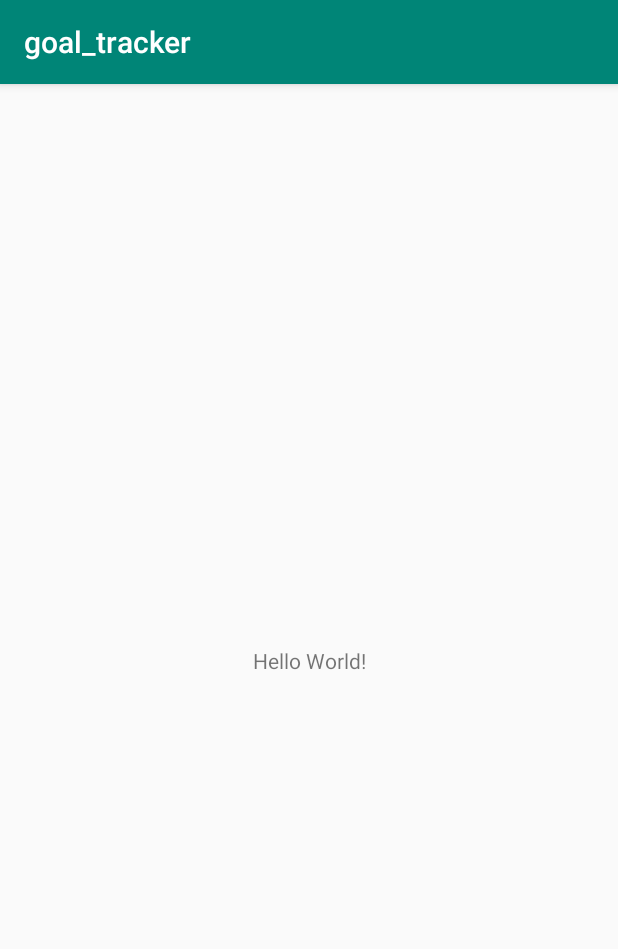
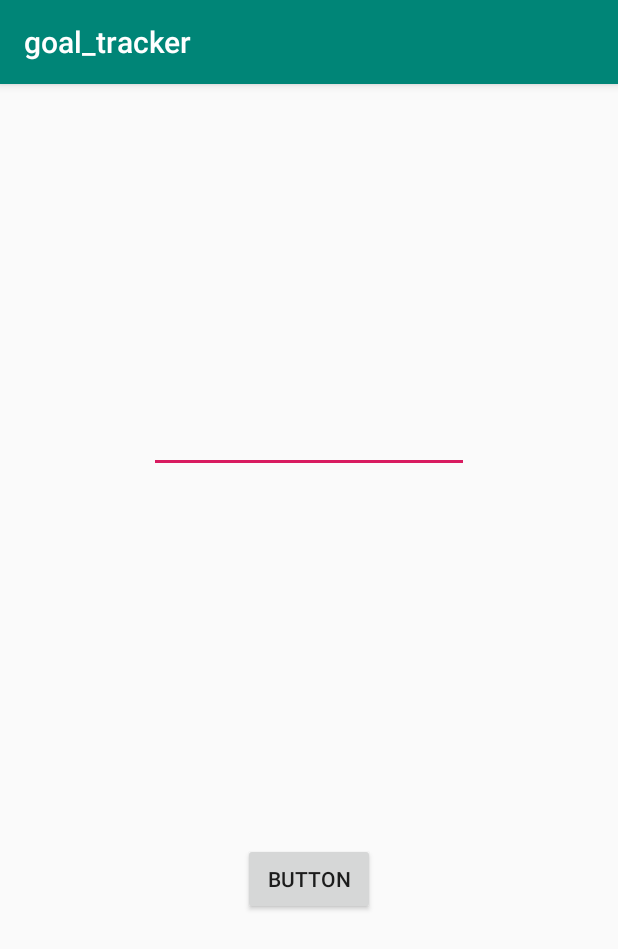
Before and after one commit to rmcreyes/nwhacks2019-app, an Android app: the screen it shows after launch (MainActivity before the commit, LogIn after it), on a phone screen of 412 x 824 dp. Shown: the top 949 px of the screen. Run offline under Robolectric (Android 15) with nearby library versions, the phone set to English and light mode, and no system bars.

Commit message:
added new activity

```diff
--- a/app/src/main/AndroidManifest.xml
+++ b/app/src/main/AndroidManifest.xml
@@ -9,13 +9,14 @@
         android:roundIcon="@mipmap/ic_launcher_round"
         android:supportsRtl="true"
         android:theme="@style/AppTheme">
-        <activity android:name=".MainActivity">
+        <activity android:name=".LogIn">
             <intent-filter>
                 <action android:name="android.intent.action.MAIN" />
 
                 <category android:name="android.intent.category.LAUNCHER" />
             </intent-filter>
         </activity>
+        <activity android:name=".ListView"></activity>
     </application>
 
 </manifest>
--- a/app/src/main/java/com/example/goal_tracker/MainActivity.java
+++ b/app/src/main/java/com/example/goal_tracker/ListView.java
@@ -3,11 +3,11 @@ package com.example.goal_tracker;
 import android.support.v7.app.AppCompatActivity;
 import android.os.Bundle;
 
-public class MainActivity extends AppCompatActivity {
+public class ListView extends AppCompatActivity {
 
     @Override
     protected void onCreate(Bundle savedInstanceState) {
         super.onCreate(savedInstanceState);
-        setContentView(R.layout.activity_main);
+        setContentView(R.layout.activity_list_view);
     }
 }
--- /dev/null
+++ b/app/src/main/java/com/example/goal_tracker/LogIn.java
@@ -0,0 +1,31 @@
+package com.example.goal_tracker;
+
+import android.support.v7.app.AppCompatActivity;
+import android.os.Bundle;
+
+import com.example.goal_tracker.RestAPI.RestApi;
+
+import retrofit2.Retrofit;
+import retrofit2.converter.gson.GsonConverterFactory;
+
+public class LogIn extends AppCompatActivity {
+
+    private static final String URL = "";
+    @Override
+    protected void onCreate(Bundle savedInstanceState) {
+        super.onCreate(savedInstanceState);
+        setContentView(R.layout.activity_login);
+    }
+
+    protected boolean login(){
+        Retrofit retrofit = getRetro();
+        RestApi api = retrofit.create(RestApi.class);
+
+    }
+    protected static Retrofit getRetro(){
+        return new Retrofit.Builder().baseUrl(URL)
+                .addConverterFactory(GsonConverterFactory.create())
+                .build();
+
+    }
+}
--- a/app/src/main/java/com/example/goal_tracker/RestAPI/Goal.java
+++ b/app/src/main/java/com/example/goal_tracker/RestAPI/Goal.java
@@ -1,4 +1,4 @@
-package com.example.goal_tracker;
+package com.example.goal_tracker.RestAPI;
 
 import com.google.gson.annotations.Expose;
 import com.google.gson.annotations.SerializedName;
--- a/app/src/main/java/com/example/goal_tracker/RestAPI/GoalChange.java
+++ b/app/src/main/java/com/example/goal_tracker/RestAPI/GoalChange.java
@@ -1,4 +1,4 @@
-package com.example.goal_tracker;
+package com.example.goal_tracker.RestAPI;
 
 import com.google.gson.annotations.Expose;
 import com.google.gson.annotations.SerializedName;
--- a/app/src/main/java/com/example/goal_tracker/RestAPI/ID.java
+++ b/app/src/main/java/com/example/goal_tracker/RestAPI/ID.java
@@ -1,4 +1,4 @@
-package com.example.goal_tracker;
+package com.example.goal_tracker.RestAPI;
 
 import com.google.gson.annotations.Expose;
 import com.google.gson.annotations.SerializedName;
--- a/app/src/main/java/com/example/goal_tracker/RestAPI/Task.java
+++ b/app/src/main/java/com/example/goal_tracker/RestAPI/Task.java
@@ -1,4 +1,4 @@
-package com.example.goal_tracker;
+package com.example.goal_tracker.RestAPI;
 
 import com.google.gson.annotations.Expose;
 import com.google.gson.annotations.SerializedName;
--- a/app/src/main/java/com/example/goal_tracker/RestAPI/User.java
+++ b/app/src/main/java/com/example/goal_tracker/RestAPI/User.java
@@ -1,4 +1,4 @@
-package com.example.goal_tracker;
+package com.example.goal_tracker.RestAPI;
 
 import com.google.gson.annotations.Expose;
 import com.google.gson.annotations.SerializedName;
--- a/app/src/main/java/com/example/goal_tracker/RestAPI/restApi.java
+++ b/app/src/main/java/com/example/goal_tracker/RestAPI/restApi.java
@@ -1,13 +1,12 @@
-package com.example.goal_tracker;
+package com.example.goal_tracker.RestAPI;
 import retrofit2.Call;
 import retrofit2.http.Body;
 import retrofit2.http.GET;
-import retrofit2.http.HTTP;
 import retrofit2.http.POST;
 import retrofit2.http.PUT;
 import retrofit2.http.Path;
 
-public interface restApi {
+public interface RestApi {
 
     @GET("/user/{userID}")
     Call<User> getUser(@Path("userID") int userID);
--- /dev/null
+++ b/app/src/main/res/layout/activity_list_view.xml
@@ -0,0 +1,9 @@
+<?xml version="1.0" encoding="utf-8"?>
+<android.support.constraint.ConstraintLayout xmlns:android="http://schemas.android.com/apk/res/android"
+    xmlns:app="http://schemas.android.com/apk/res-auto"
+    xmlns:tools="http://schemas.android.com/tools"
+    android:layout_width="match_parent"
+    android:layout_height="match_parent"
+    tools:context=".ListView">
+
+</android.support.constraint.ConstraintLayout>
--- /dev/null
+++ b/app/src/main/res/layout/activity_login.xml
@@ -0,0 +1,35 @@
+<?xml version="1.0" encoding="utf-8"?>
+<android.support.constraint.ConstraintLayout xmlns:android="http://schemas.android.com/apk/res/android"
+    xmlns:app="http://schemas.android.com/apk/res-auto"
+    xmlns:tools="http://schemas.android.com/tools"
+    android:layout_width="match_parent"
+    android:layout_height="match_parent"
+    tools:context=".LogIn">
+
+    <EditText
+        android:id="@+id/userNameInput"
+        android:layout_width="wrap_content"
+        android:layout_height="wrap_content"
+        android:layout_marginStart="32dp"
+        android:layout_marginTop="32dp"
+        android:layout_marginEnd="32dp"
+        android:layout_marginBottom="32dp"
+        android:ems="10"
+        android:inputType="textPersonName"
+        app:layout_constraintBottom_toTopOf="@+id/button"
+        app:layout_constraintEnd_toEndOf="parent"
+        app:layout_constraintStart_toStartOf="parent"
+        app:layout_constraintTop_toTopOf="parent" />
+
+    <Button
+        android:id="@+id/button"
+        android:layout_width="wrap_content"
+        android:layout_height="48dp"
+        android:layout_marginTop="32dp"
+        android:layout_marginBottom="32dp"
+        android:text="Button"
+        app:layout_constraintBottom_toBottomOf="parent"
+        app:layout_constraintEnd_toEndOf="parent"
+        app:layout_constraintStart_toStartOf="parent"
+        app:layout_constraintTop_toBottomOf="@+id/userNameInput" />
+</android.support.constraint.ConstraintLayout>
--- a/app/src/main/res/layout/activity_main.xml
+++ /dev/null
@@ -1,18 +0,0 @@
-<?xml version="1.0" encoding="utf-8"?>
-<android.support.constraint.ConstraintLayout xmlns:android="http://schemas.android.com/apk/res/android"
-    xmlns:app="http://schemas.android.com/apk/res-auto"
-    xmlns:tools="http://schemas.android.com/tools"
-    android:layout_width="match_parent"
-    android:layout_height="match_parent"
-    tools:context=".MainActivity">
-
-    <TextView
-        android:layout_width="wrap_content"
-        android:layout_height="wrap_content"
-        android:text="Hello World!"
-        app:layout_constraintBottom_toBottomOf="parent"
-        app:layout_constraintLeft_toLeftOf="parent"
-        app:layout_constraintRight_toRightOf="parent"
-        app:layout_constraintTop_toTopOf="parent" />
-
-</android.support.constraint.ConstraintLayout>
--- a/app/src/main/res/values/strings.xml
+++ b/app/src/main/res/values/strings.xml
@@ -1,3 +1,4 @@
 <resources>
     <string name="app_name">goal_tracker</string>
+    <string name="userName">UserName</string>
 </resources>
```
